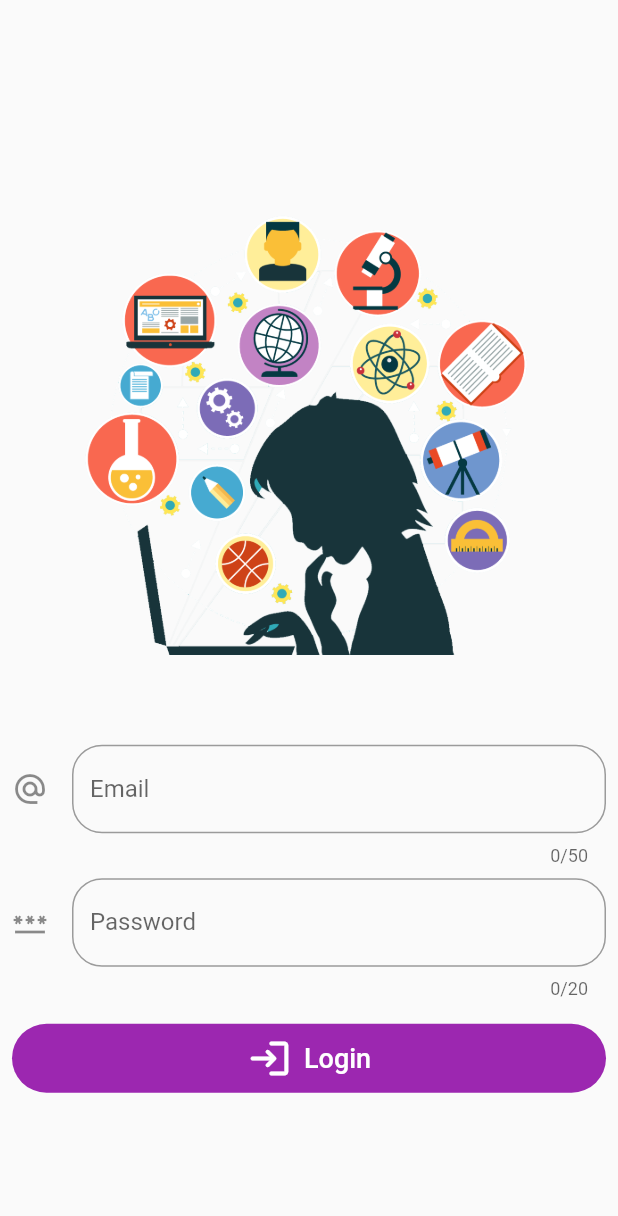
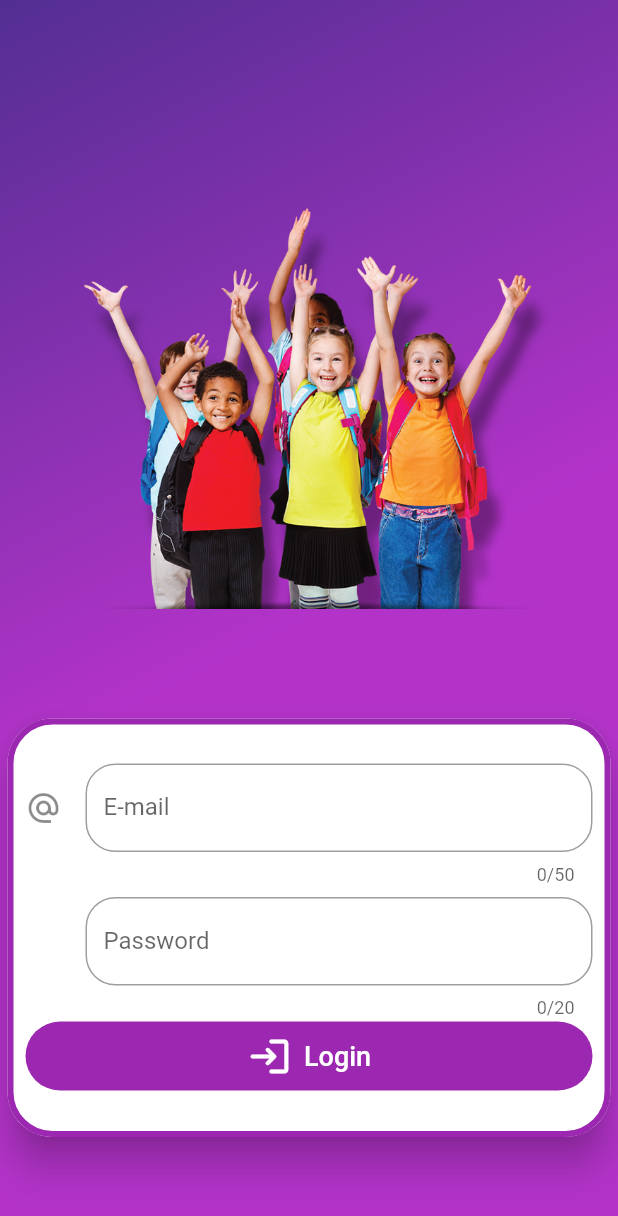
Before and after one commit to jasonluquex/beatiful_login_page-flutter, a Flutter app: the screen it shows after launch, after a tap on "Login", on a phone screen of 412 x 824 dp. Shown: the top 1216 px of the screen. Run offline on Flutter 3.47's test engine with Material 2 defaults, Android fonts, the phone set to English and light mode, and no system bars.

Commit message:
Version 1.0

```diff
--- a/lib/app_widget.dart
+++ b/lib/app_widget.dart
@@ -13,12 +13,16 @@ class AppWidget extends StatelessWidget {
           return MaterialApp(
             debugShowCheckedModeBanner: false,
             theme: ThemeData(
-              primarySwatch: Colors.deepPurple,
+              primarySwatch: Colors.purple,
               brightness: AppController.instance.isDartTheme
                   ? Brightness.dark
                   : Brightness.light,
             ),
-            home: LoginPage(),
+            initialRoute: '/',
+            routes: {
+              '/': (context) => LoginPage(),
+              '/home': (context) => HomePage(),
+            },
           );
         });
   }
--- a/lib/home_page.dart
+++ b/lib/home_page.dart
@@ -16,6 +16,35 @@ class HomePageState extends State<HomePage> {
   @override
   Widget build(BuildContext context) {
     return Scaffold(
+      drawer: Drawer(
+        child: Column(
+          children: [
+            UserAccountsDrawerHeader(
+              currentAccountPicture: CircleAvatar(
+                child: Image.asset(
+                  'lib/images/login (23).png',
+                ),
+                               ),
+              accountName: Text('JasonL.'),
+              accountEmail: Text('jason.luque@live.com'),
+            ),
+            ListTile(
+              leading: Icon(Icons.home_filled),
+              title: Text('Início'),
+              subtitle: Text('Tela de Início'),
+              onTap: () {},
+            ),
+            ListTile(
+              leading: Icon(Icons.home),
+              title: Text('Logout'),
+              subtitle: Text('Finalizar Sessão'),
+              onTap: () {
+                Navigator.of(context).pushReplacementNamed('/');
+              },
+            ),
+          ],
+        ),
+      ),
       appBar: AppBar(
         title: Text('HomePage'),
         actions: [
@@ -35,9 +64,7 @@ class HomePageState extends State<HomePage> {
         height: double.infinity,
         child: Column(
           mainAxisAlignment: MainAxisAlignment.center,
-          children: [
-
-          ],
+          children: [],
         ),
       ),
     );
--- a/lib/login_page.dart
+++ b/lib/login_page.dart
@@ -13,15 +13,13 @@ class _LoginPageState extends State<LoginPage> {
   String email = '';
   String password = '';
 
-  @override
-  Widget build(BuildContext context) {
-    return Scaffold(
-        body: SingleChildScrollView(
+  Widget _body() {
+    return SingleChildScrollView(
         child: SizedBox(
             width: MediaQuery.of(context).size.width,
             height: MediaQuery.of(context).size.height,
             child: Padding(
-                    padding: EdgeInsets.all(8.0),
+                padding: EdgeInsets.all(1.0),
                 child: Column(
                     mainAxisAlignment: MainAxisAlignment.center,
                     children: [
@@ -30,10 +28,29 @@ class _LoginPageState extends State<LoginPage> {
                         width: MediaQuery.of(context).size.width * 0.8,
                         decoration: BoxDecoration(
                           image: DecorationImage(
-                                image: AssetImage('lib/images/login3.png'),
+                            image: AssetImage(
+                              'lib/images/login (27).png',
+                            ),
                             fit: BoxFit.contain,
-                              ))),
-                          SizedBox(height: 10),
+                          ),
+                        ),
+                      ),
+                      SizedBox(height: 1),
+                      Card(
+                        shape: RoundedRectangleBorder(
+                            side: BorderSide(color: Colors.purple, width: 4),
+                            borderRadius:
+                                BorderRadius.all(Radius.circular(30))),
+                        elevation: 11,
+                        child: Padding(
+                          padding: const EdgeInsets.only(
+                            left: 12,
+                            right: 12,
+                            top: 30,
+                            bottom: 30,
+                          ),
+                          child: Column(
+                            children: [
                               TextField(
                                 maxLength: 50,
                                 autocorrect: false,
@@ -42,14 +59,19 @@ class _LoginPageState extends State<LoginPage> {
                                 },
                                 keyboardType: TextInputType.emailAddress,
                                 decoration: InputDecoration(
+                                  hintText: 'E-mail',
                                   icon: Icon(Icons.alternate_email),
-                                labelText: 'Email',
+                                  labelText: 'E-mail',
                                   border: OutlineInputBorder(
+                                    borderSide: BorderSide(
+                                      color: Colors.white,
+                                    ),
                                     borderRadius: BorderRadius.circular(
                                       20,
-                                )),
-                                fillColor: Colors.blue,
-                              )),
+                                    ),
+                                  ),
+                                ),
+                              ),
                               SizedBox(height: 8),
                               TextField(
                                 maxLength: 20,
@@ -58,39 +80,77 @@ class _LoginPageState extends State<LoginPage> {
                                   password = text;
                                 },
                                 decoration: InputDecoration(
+                                  iconColor: Colors.white,
                                   icon: Icon(Icons.password_sharp),
                                   labelText: 'Password',
                                   border: OutlineInputBorder(
-                                      borderRadius:
-                                          BorderRadius.circular(20)))),
-                          SizedBox(height: 15),
+                                    borderRadius: BorderRadius.circular(
+                                      20,
+                                    ),
+                                  ),
+                                ),
+                              ),
+                              SizedBox(height: 1),
                               Container(
-
                                 width: 400,
                                 child: TextButton.icon(
                                   onPressed: () {
                                     if (email == 'jason.luque@live.com' &&
                                         password == 'jasonluque') {
-                                    Navigator.of(context).push(
-                                        MaterialPageRoute(
-                                            builder: (context) =>
-                                                HomePage()));
-                                  }else{
+                                      Navigator.of(context)
+                                          .pushReplacementNamed('/home');
+                                    } else {
                                       print('Login incorretoooooo.');
                                     }
                                   },
                                   style: TextButton.styleFrom(
                                       foregroundColor: Colors.white,
+                                      //
+                                      // BUTTON COLOR
+                                      //
                                       backgroundColor: Colors.purple,
                                       shape: StadiumBorder()),
                                   icon: Icon(
                                     Icons.login_rounded,
+                                    color: Colors.white,
                                     size: 30,
                                   ),
                                   label: Text('Login',
-                                    style: TextStyle(fontSize: 18))),
+                                      style: TextStyle(
+                                        fontSize: 18,
+                                      )),
                                 ),
-                          SizedBox(height: 20)
-                        ])))));
+                              ),
+                            ],
+                          ),
+                        ),
+                      ),
+                    ]))));
+  }
+
+  @override
+  Widget build(BuildContext context) {
+    return Scaffold(
+      body: Stack(
+        children: [
+          Container(
+            decoration: BoxDecoration(
+              gradient: LinearGradient(
+                begin: Alignment.topLeft,
+                end: Alignment.center,
+                colors: [
+                  Colors.deepPurple,
+                  Colors.purpleAccent,
+                ],
+              ),
+            ),
+          ),
+          Container(
+            color: Colors.black.withOpacity(0.2),
+          ),
+          _body(),
+        ],
+      ),
+    );
   }
 }
```
Also changed, not shown: lib/images/login (27).png (added), lib/images/login1.png (deleted), lib/images/login2.png (deleted), lib/images/login3.png (deleted). Lines whose indentation alone changed are shown as unchanged.
